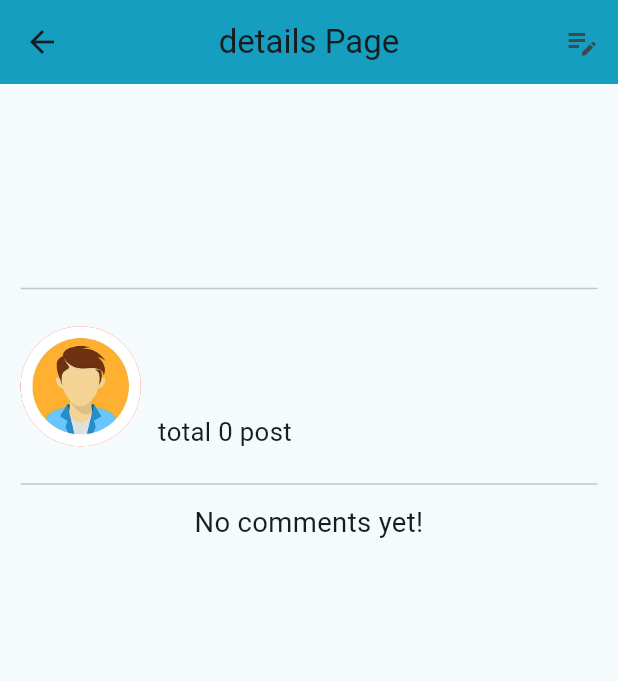
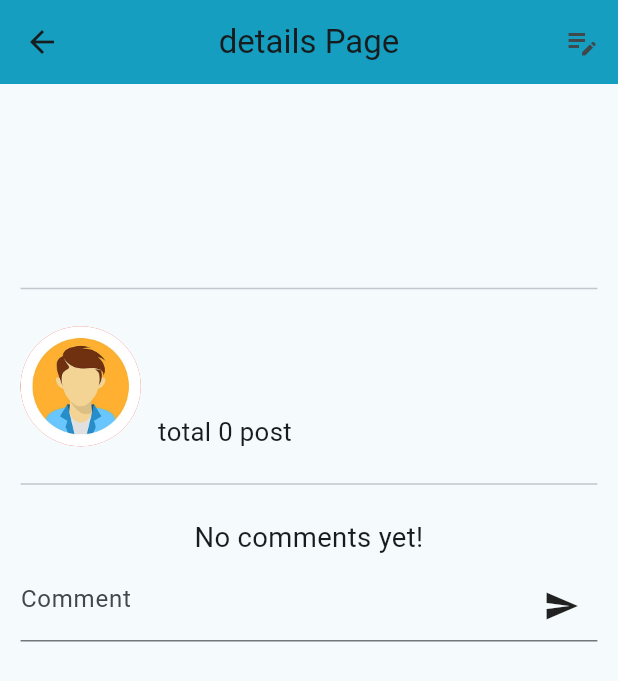
Before and after one commit to imon001/MyBlogAppOne, a Flutter app: the PostDetailsView screen opened directly with empty values, on a phone screen of 412 x 824 dp. Shown: the top 681 px of the screen. Run offline on Flutter 3.47's test engine with Material 2 defaults, Android fonts, the phone set to English and light mode, and no system bars; our stand-ins replace double_back_to_close_app, dropdown_search, flutter_screenutil, flutter_secure_storage, form_field_validator, get and 3 more; accounts and stored records are empty; network calls fail.

Commit message:
comment create and delete functionality done

```diff
--- a/lib/app/constants/api_string.dart
+++ b/lib/app/constants/api_string.dart
@@ -32,6 +32,7 @@ const editPostApi = '$baseUrl/post-edit';
 //comment
 const getCommentApi = '$baseUrl/get-comments/';
 const createCommentApi = '$baseUrl/create-comment';
+const deleteCommentApi = '$baseUrl/delete-comment/';
 
 
 
--- /dev/null
+++ b/lib/app/models/dashboard/comment_response.dart
@@ -0,0 +1,13 @@
+import 'comment.dart';
+
+class CommentResponse {
+  Comment? comment;
+  int? commentCount;
+
+  CommentResponse({this.comment, this.commentCount});
+
+  CommentResponse.fromJson(Map<String, dynamic> json) {
+    comment = json['comment'] != null ? Comment.fromJson(json['comment']) : null;
+    commentCount = int.parse(json['commentCount'].toString());
+  }
+}
--- a/lib/app/views/dashboard/home/post_details_view.dart
+++ b/lib/app/views/dashboard/home/post_details_view.dart
@@ -1,4 +1,4 @@
-// ignore_for_file: prefer_const_constructors, prefer_const_literals_to_create_immutables
+// ignore_for_file: prefer_const_constructors, prefer_const_literals_to_create_immutables, unused_field
 import 'package:blog/app/controllers/dashboard/comment_controller.dart';
 import 'package:blog/app/views/dashboard/home/widget/comment_card.dart';
 import 'package:blog/app/views/dashboard/post/edit%20post/edit_post_view.dart';
@@ -14,17 +14,41 @@ import '../../../models/dashboard/blog_post.dart';
 import '../../../models/dashboard/comment.dart';
 import '../../../models/dashboard/post_category.dart';
 
-class PostDetailsView extends StatelessWidget {
-  const PostDetailsView({super.key, required this.blogPost, required this.deletedPost});
+class PostDetailsView extends StatefulWidget {
+  const PostDetailsView({super.key, required this.blogPost, required this.deletedPost, required this.postIndex});
 
   final BlogPost blogPost;
   final bool deletedPost;
+  final int postIndex;
+
+  @override
+  State<PostDetailsView> createState() => _PostDetailsViewState();
+}
+
+class _PostDetailsViewState extends State<PostDetailsView> {
+  final _commentKey = GlobalKey<FormState>();
+  final _commentController = TextEditingController();
+  @override
+  void dispose() {
+    disposeVariables();
+    super.dispose();
+  }
+
+  disposeVariables() {
+    Future.delayed(Duration(milliseconds: 300)).then((value) {
+      if (Get.isRegistered<CommentController>()) {
+        final controller = Get.find<CommentController>();
+        controller.comments.clear();
+      }
+      _commentController.dispose();
+    });
+  }
 
   @override
   Widget build(BuildContext context) {
-    User owner = blogPost.user != null ? blogPost.user as User : User();
+    User owner = widget.blogPost.user != null ? widget.blogPost.user as User : User();
 
-    Get.find<CommentController>().getComments(blogPost.id ?? "");
+    Get.find<CommentController>().getComments(widget.blogPost.id ?? "");
 
     return Scaffold(
       appBar: AppBar(
@@ -33,11 +57,11 @@ class PostDetailsView extends StatelessWidget {
         backgroundColor: kBaseColor,
         elevation: 0,
         actions: [
-          if (owner.id == userId && !deletedPost)
+          if (owner.id == userId && !widget.deletedPost)
             IconButton(
                 onPressed: () {
                   Get.to(() => EditPostView(
-                        blogPost: blogPost,
+                        blogPost: widget.blogPost,
                       ));
                 },
                 icon: Icon(Icons.edit_note))
@@ -64,7 +88,7 @@ class PostDetailsView extends StatelessWidget {
             SizedBox(
               height: 5,
             ),
-            _commentsDetails(),
+            // _commentsDetails(),
             SizedBox(height: 10),
             _comments(),
             SizedBox(
@@ -77,13 +101,13 @@ class PostDetailsView extends StatelessWidget {
   }
 
   Widget _titleCategoryDateAndDescription() {
-    final category = blogPost.category != null ? blogPost.category as PostCategory : PostCategory();
+    final category = widget.blogPost.category != null ? widget.blogPost.category as PostCategory : PostCategory();
 
     return Column(
       crossAxisAlignment: CrossAxisAlignment.start,
       children: [
         Text(
-          blogPost.title ?? "",
+          widget.blogPost.title ?? "",
           style: TextStyle(fontWeight: FontWeight.w500, fontSize: 25.sp),
         ),
         SizedBox(
@@ -97,7 +121,7 @@ class PostDetailsView extends StatelessWidget {
               style: TextStyle(fontSize: 16.sp),
             ),
             Text(
-              getCustomeDate(blogPost.createdAt ?? ""),
+              getCustomeDate(widget.blogPost.createdAt ?? ""),
               style: TextStyle(fontSize: 16.sp),
             ),
           ],
@@ -106,7 +130,7 @@ class PostDetailsView extends StatelessWidget {
           height: 10.w,
         ),
         Text(
-          blogPost.description ?? "",
+          widget.blogPost.description ?? "",
           style: TextStyle(fontSize: 16.sp),
           textAlign: TextAlign.justify,
         )
@@ -115,7 +139,7 @@ class PostDetailsView extends StatelessWidget {
   }
 
   Widget _thumbnail() {
-    final thumbnail = blogPost.thumbnail != null ? blogPost.thumbnail as String : "";
+    final thumbnail = widget.blogPost.thumbnail != null ? widget.blogPost.thumbnail as String : "";
     final thumbnailLink = imageBaseUrl + thumbnail;
     return thumbnail.isEmpty
         ? Container()
@@ -130,7 +154,7 @@ class PostDetailsView extends StatelessWidget {
   }
 
   Widget _images() {
-    final images = (blogPost.images != null) || (blogPost.images!.isNotEmpty) ? blogPost.images as List<String> : <String>[];
+    final images = (widget.blogPost.images != null) || (widget.blogPost.images!.isNotEmpty) ? widget.blogPost.images as List<String> : <String>[];
     return Column(
       children: List.generate(images.length, (index) {
         String image = images[index];
@@ -151,7 +175,7 @@ class PostDetailsView extends StatelessWidget {
   }
 
   Widget _authorDetails() {
-    final user = blogPost.user != null ? blogPost.user as User : User();
+    final user = widget.blogPost.user != null ? widget.blogPost.user as User : User();
     var avatar = user.avatar ?? "";
     var avatarLink = imageBaseUrl + avatar;
     return Column(
@@ -234,20 +258,20 @@ class PostDetailsView extends StatelessWidget {
     );
   }
 
-  Widget _commentsDetails() {
-    int comments = blogPost.commentCount ?? 0;
+  // Widget _commentsDetails() {
+  //   int comments = widget.blogPost.commentCount ?? 0;
 
-    return comments > 0
-        ? Text(
-            'total ($comments) comments',
-            style: TextStyle(fontSize: 16.sp),
-          )
-        : Text(
-            'No comments yet!',
-            style: TextStyle(fontSize: 16.sp),
-            textAlign: TextAlign.center,
-          );
-  }
+  //   return comments > 0
+  //       ? Text(
+  //           'total ($comments) comments',
+  //           style: TextStyle(fontSize: 16.sp),
+  //         )
+  //       : Text(
+  //           'No comments yet!',
+  //           style: TextStyle(fontSize: 16.sp),
+  //           textAlign: TextAlign.center,
+  //         );
+  // }
 
   Widget _comments() => Column(
         children: [
@@ -255,12 +279,75 @@ class PostDetailsView extends StatelessWidget {
             final comments = Get.find<CommentController>().comments;
 
             return Column(
-              children: List.generate(comments.length, (index) {
-                Comment comment = comments[index];
-                return CommentCard(comment: comment);
-              }),
+              children: [
+                comments.isEmpty
+                    ? Text(
+                        'No comments yet!',
+                        style: TextStyle(fontSize: 16.sp),
+                        textAlign: TextAlign.center,
+                      )
+                    : Column(
+                        children: List.generate(comments.length, (index) {
+                          Comment comment = comments[index];
+                          return CommentCard(
+                            comment: comment,
+                            commentIndex: index,
+                            postIndex: widget.postIndex,
+                          );
+                        }),
+                      ),
+                commentEntryCard()
+              ],
             );
           })
         ],
       );
+
+  Widget commentEntryCard() {
+    final controller = Get.find<CommentController>();
+    return Form(
+      key: _commentKey,
+      child: Padding(
+        padding: EdgeInsets.symmetric(vertical: 8.0),
+        child: TextFormField(
+          style: TextStyle(fontSize: 14.w),
+          decoration: InputDecoration(
+            hintText: "Comment",
+            hintStyle: TextStyle(fontSize: 14.w),
+            suffixIcon: IconButton(
+              onPressed: () async {
+                if (_commentKey.currentState!.validate()) {
+                  _commentKey.currentState!.save();
+                  bool created = await controller.createComment(widget.blogPost.id ?? "", widget.postIndex);
+
+                  if (created) {
+                    _commentController.clear();
+                    controller.commentText = "";
+                    controller.isCommentTyping.value = false;
+                  }
+                }
+              },
+              icon: Obx(() {
+                return Icon(
+                  Icons.send,
+                  color: controller.isCommentTyping.value ? kBaseColor : Colors.black87,
+                );
+              }),
+            ),
+          ),
+          controller: _commentController,
+          onSaved: (value) {
+            controller.commentText = value ?? "";
+          },
+          onChanged: (value) {
+            if (value.isNotEmpty) {
+              controller.isCommentTyping.value = true;
+            } else {
+              controller.isCommentTyping.value = false;
+            }
+          },
+        ),
+      ),
+    );
+  }
 }
```
Also changed, not shown: lib/app/controllers/dashboard/comment_controller.dart (+81 -1 lines), lib/app/services/comment_service.dart (+60 -0 lines), lib/app/views/dashboard/home/widget/comment_card.dart (+31 -57 lines), lib/app/views/dashboard/home/widget/post_card.dart (+6 -1 lines).
